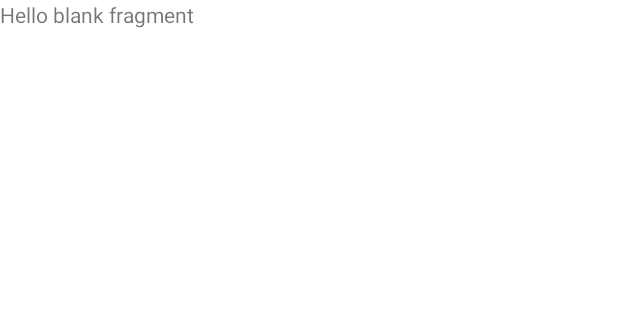
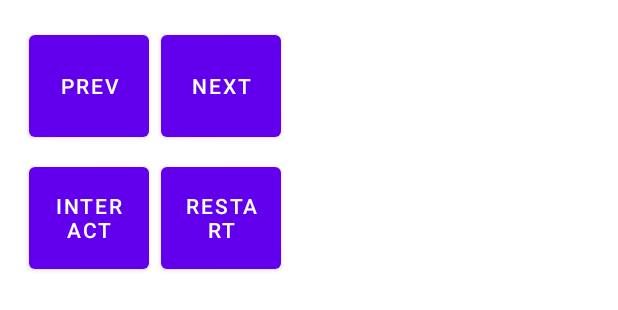
Before and after one commit to graphorismo/temnypodval_2, an Android app: the layout fragment_buttons.xml on its own in the app's theme, with its tools: preview values and no code run, on a phone screen of 412 x 824 dp. Shown: the top 310 px of the screen. Run offline under Robolectric (Android 15) with nearby library versions, the phone set to English and light mode, and no system bars.

Commit message:
fragment_buttons layout ready

```diff
--- a/app/src/main/res/layout/fragment_buttons.xml
+++ b/app/src/main/res/layout/fragment_buttons.xml
@@ -1,14 +1,52 @@
 <?xml version="1.0" encoding="utf-8"?>
-<FrameLayout xmlns:android="http://schemas.android.com/apk/res/android"
+<androidx.constraintlayout.widget.ConstraintLayout xmlns:android="http://schemas.android.com/apk/res/android"
+    xmlns:app="http://schemas.android.com/apk/res-auto"
     xmlns:tools="http://schemas.android.com/tools"
+    android:id="@+id/ConstraintLayout_FragmentButtons"
     android:layout_width="match_parent"
     android:layout_height="match_parent"
     tools:context=".ButtonsFragment">
 
-    <!-- TODO: Update blank fragment layout -->
-    <TextView
-        android:layout_width="match_parent"
-        android:layout_height="match_parent"
-        android:text="@string/hello_blank_fragment" />
+    <Button
+        android:id="@+id/fragmentButtons_buttonPrev"
+        android:layout_width="80dp"
+        android:layout_height="80dp"
+        android:text="@string/fragmentButtons_buttonPrev"
+        app:layout_constraintBottom_toBottomOf="parent"
+        app:layout_constraintEnd_toEndOf="parent"
+        app:layout_constraintHorizontal_bias="0.059"
+        app:layout_constraintStart_toStartOf="parent"
+        app:layout_constraintTop_toTopOf="parent"
+        app:layout_constraintVertical_bias="0.023" />
 
-</FrameLayout>
+    <Button
+        android:id="@+id/fragmentButtons_buttonNext"
+        android:layout_width="80dp"
+        android:layout_height="80dp"
+        android:layout_marginStart="8dp"
+        android:text="@string/fragmentButtons_buttonNext"
+        app:layout_constraintBottom_toBottomOf="@+id/fragmentButtons_buttonPrev"
+        app:layout_constraintStart_toEndOf="@+id/fragmentButtons_buttonPrev"
+        app:layout_constraintTop_toTopOf="@+id/fragmentButtons_buttonPrev" />
+
+    <Button
+        android:id="@+id/fragmentButtons_buttonInteract"
+        android:layout_width="80dp"
+        android:layout_height="80dp"
+        android:layout_marginTop="8dp"
+        android:text="@string/fragmentButtons_buttonInteract"
+        app:layout_constraintEnd_toEndOf="@+id/fragmentButtons_buttonPrev"
+        app:layout_constraintStart_toStartOf="@+id/fragmentButtons_buttonPrev"
+        app:layout_constraintTop_toBottomOf="@+id/fragmentButtons_buttonPrev" />
+
+    <Button
+        android:id="@+id/fragmentButtons_buttonRestart"
+        android:layout_width="80dp"
+        android:layout_height="80dp"
+        android:layout_marginStart="8dp"
+        android:layout_marginTop="8dp"
+        android:text="@string/fragmentButtons_buttonRestart"
+        app:layout_constraintStart_toEndOf="@+id/fragmentButtons_buttonInteract"
+        app:layout_constraintTop_toBottomOf="@+id/fragmentButtons_buttonNext" />
+
+</androidx.constraintlayout.widget.ConstraintLayout>
--- a/app/src/main/res/values/strings.xml
+++ b/app/src/main/res/values/strings.xml
@@ -7,4 +7,8 @@
     <string name="button_prev">PREV</string>
     <string name="button_next">NEXT</string>
     <string name="button_restart">RESTART</string>
+    <string name="fragmentButtons_buttonInteract">INTERACT</string>
+    <string name="fragmentButtons_buttonRestart">RESTART</string>
+    <string name="fragmentButtons_buttonNext">NEXT</string>
+    <string name="fragmentButtons_buttonPrev">PREV</string>
 </resources>
```
